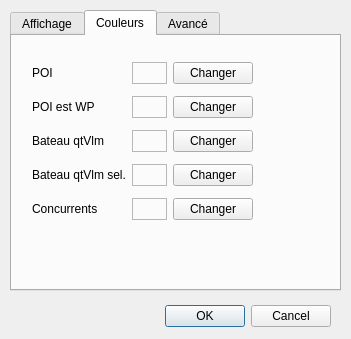
Qt form src/paramVLM.ui (nohal/qtVlm) before a commit.
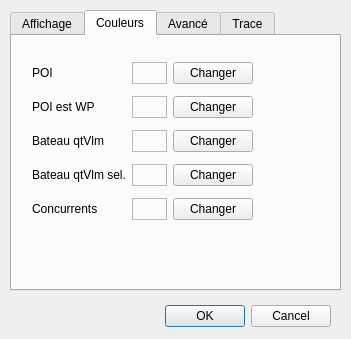
The same form after that commit. The open tabs and pages were chosen to show the change. Icons and pictures are not drawn.

Commit message: adding trace for boats and opponents (no config screen for now)

```diff
--- a/src/paramVLM.ui
+++ b/src/paramVLM.ui
@@ -384,6 +384,11 @@
      </widget>
     </widget>
    </widget>
+   <widget class="QWidget" name="tab_4">
+    <attribute name="title">
+     <string>Trace</string>
+    </attribute>
+   </widget>
   </widget>
  </widget>
  <resources/>
```
Left out of the diff: 14 changed lines with no effect on the pictures. The commit also changes 13 other files.
